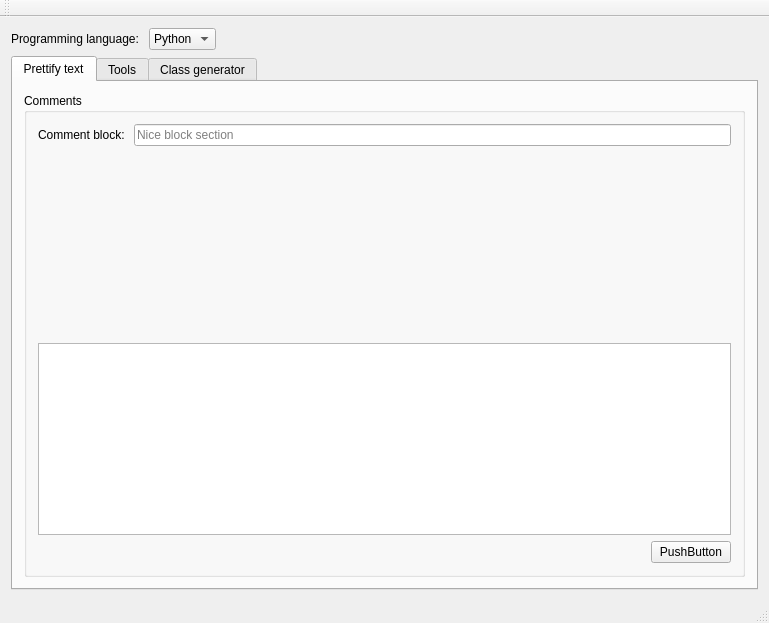
Qt form CodeHelper/mainwindow.ui (matthiaszeller/CodeHelper) before a commit.
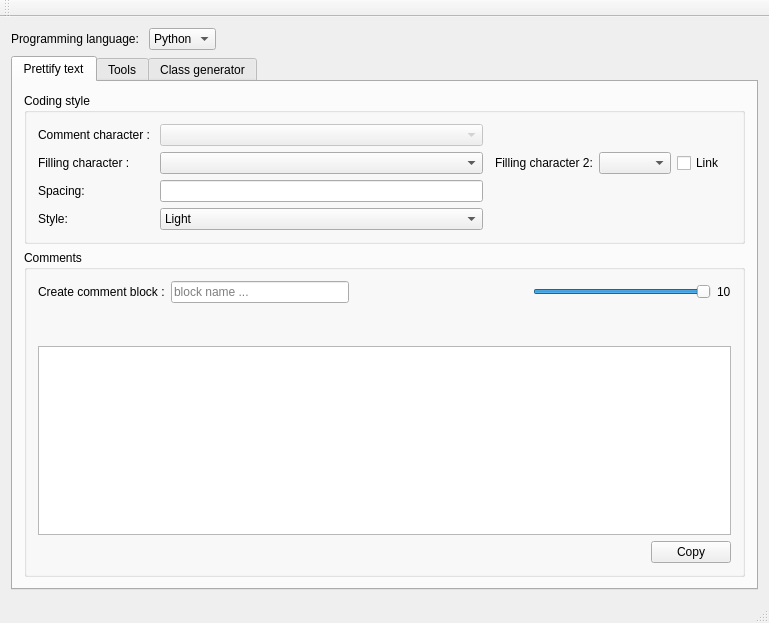
The same form after that commit. The open tabs and pages were chosen to show the change.

Commit message:
functional: block comments, filling char (1)
TODO: implement filling chars (2), coding style light, medium, heavy, ...

```diff
--- a/CodeHelper/mainwindow.ui
+++ b/CodeHelper/mainwindow.ui
@@ -63,6 +63,108 @@
         <string>Prettify text</string>
        </attribute>
        <layout class="QVBoxLayout" name="verticalLayout_2">
+        <item>
+         <widget class="QGroupBox" name="groupBox_3">
+          <property name="title">
+           <string>Coding style</string>
+          </property>
+          <layout class="QGridLayout" name="gridLayout_3">
+           <item row="0" column="1">
+            <widget class="QComboBox" name="comboBox_prettify_comment_char">
+             <property name="enabled">
+              <bool>false</bool>
+             </property>
+            </widget>
+           </item>
+           <item row="1" column="3">
+            <widget class="QLabel" name="label_8">
+             <property name="text">
+              <string>Filling character 2:</string>
+             </property>
+            </widget>
+           </item>
+           <item row="1" column="1">
+            <widget class="QComboBox" name="comboBox_prettify_filling_char"/>
+           </item>
+           <item row="3" column="1">
+            <widget class="QComboBox" name="comboBox_prettify_style">
+             <item>
+              <property name="text">
+               <string>Light</string>
+              </property>
+             </item>
+             <item>
+              <property name="text">
+               <string>Medium</string>
+              </property>
+             </item>
+             <item>
+              <property name="text">
+               <string>Heavy</string>
+              </property>
+             </item>
+            </widget>
+           </item>
+           <item row="3" column="0">
+            <widget class="QLabel" name="label_7">
+             <property name="text">
+              <string>Style:</string>
+             </property>
+            </widget>
+           </item>
+           <item row="1" column="4">
+            <widget class="QComboBox" name="comboBox_prettify_filling_char2"/>
+           </item>
+           <item row="2" column="1">
+            <widget class="QLineEdit" name="lineEdit_prettify_spacing"/>
+           </item>
+           <item row="0" column="2" colspan="5">
+            <spacer name="horizontalSpacer_4">
+             <property name="orientation">
+              <enum>Qt::Horizontal</enum>
+             </property>
+             <property name="sizeHint" stdset="0">
+              <size>
+               <width>40</width>
+               <height>20</height>
+              </size>
+             </property>
+            </spacer>
+           </item>
+           <item row="0" column="0">
+            <widget class="QLabel" name="label_5">
+             <property name="enabled">
+              <bool>true</bool>
+             </property>
+             <property name="text">
+              <string>Comment character : </string>
+             </property>
+            </widget>
+           </item>
+           <item row="2" column="0">
+            <widget class="QLabel" name="label_6">
+             <property name="text">
+              <string>Spacing: </string>
+             </property>
+            </widget>
+           </item>
+           <item row="1" column="0">
+            <widget class="QLabel" name="label_4">
+             <property name="text">
+              <string>Filling character : </string>
+             </property>
+            </widget>
+           </item>
+           <item row="1" column="5">
+            <widget class="QCheckBox" name="checkBox_prettify_link">
+             <property name="text">
+              <string>Link</string>
+             </property>
+            </widget>
+           </item>
+          </layout>
+         </widget>
+        </item>
         <item>
          <widget class="QGroupBox" name="groupBox">
           <property name="title">
@@ -70,11 +172,36 @@
           </property>
           <layout class="QVBoxLayout" name="verticalLayout_3">
            <item>
-            <layout class="QFormLayout" name="formLayout">
+            <layout class="QFormLayout" name="formLayout"/>
+           </item>
+           <item>
+            <layout class="QGridLayout" name="gridLayout_2">
              <item row="0" column="0">
               <widget class="QLabel" name="label_2">
                <property name="text">
-                <string>Comment block: </string>
+                <string>Create comment block :</string>
+               </property>
+              </widget>
+             </item>
+             <item row="0" column="3">
+              <widget class="QSlider" name="horizontalSlider_prettify_comment_block">
+               <property name="minimum">
+                <number>10</number>
+               </property>
+               <property name="maximum">
+                <number>100</number>
+               </property>
+               <property name="singleStep">
+                <number>2</number>
+               </property>
+               <property name="value">
+                <number>100</number>
+               </property>
+               <property name="orientation">
+                <enum>Qt::Horizontal</enum>
+               </property>
+               <property name="tickPosition">
+                <enum>QSlider::NoTicks</enum>
                </property>
               </widget>
              </item>
@@ -87,10 +214,30 @@
                 <string/>
                </property>
                <property name="placeholderText">
-                <string>Nice block section</string>
+                <string>block name ...</string>
                </property>
               </widget>
              </item>
+             <item row="0" column="4">
+              <widget class="QLabel" name="label_prettify_block_comment_width">
+               <property name="text">
+                <string>10</string>
+               </property>
+              </widget>
+             </item>
+             <item row="0" column="2">
+              <spacer name="horizontalSpacer_3">
+               <property name="orientation">
+                <enum>Qt::Horizontal</enum>
+               </property>
+               <property name="sizeHint" stdset="0">
+                <size>
+                 <width>40</width>
+                 <height>20</height>
+                </size>
+               </property>
+              </spacer>
+             </item>
             </layout>
            </item>
            <item>
@@ -131,7 +278,7 @@
              <item>
               <widget class="QPushButton" name="pushButton">
                <property name="text">
-                <string>PushButton</string>
+                <string>Copy</string>
                </property>
               </widget>
              </item>
```
Left out of the diff: 4 changed lines with no effect on the pictures. The commit also changes 6 other files.
